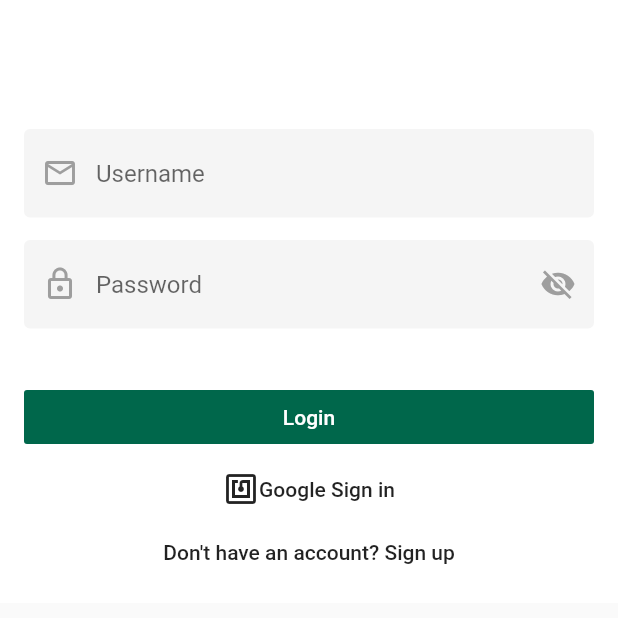
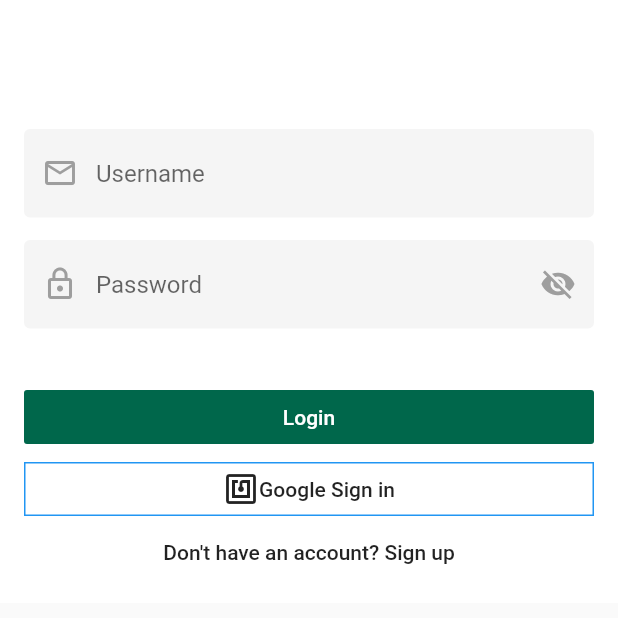
Before and after one commit to baileysp/humanaty, a Flutter app: the screen it shows after launch, on a phone screen of 412 x 824 dp, the top half of it. Run offline on Flutter 3.47's test engine with Material 2 defaults, Android fonts, the phone set to English and light mode, and no system bars; our stand-ins replace firebase_auth; accounts and stored records are empty.

Commit message:
Added blue outline to google sign in

```diff
--- a/lib/routes/login/login.dart
+++ b/lib/routes/login/login.dart
@@ -97,6 +97,7 @@ class _LoginPageState extends State<LoginPage>{
         child: Text(
           "Login",
           style: TextStyle(color: Colors.white)
+
         )
       )
     );
@@ -107,13 +108,20 @@ class _LoginPageState extends State<LoginPage>{
     return Padding(
       padding: EdgeInsets.fromLTRB(0, 0, 0, 0),
       child: FlatButton(
+
         child: Row(
           mainAxisAlignment: MainAxisAlignment.center,
           children: <Widget>[
             Icon(Icons.nfc),
             Text("Google Sign in")
+
+
           ],
         ),
+          shape: RoundedRectangleBorder(
+              borderRadius: new BorderRadius.circular(0.0),
+              side: BorderSide(color: Colors.blue),
+          ),
         onPressed: (){
 
         }
```
